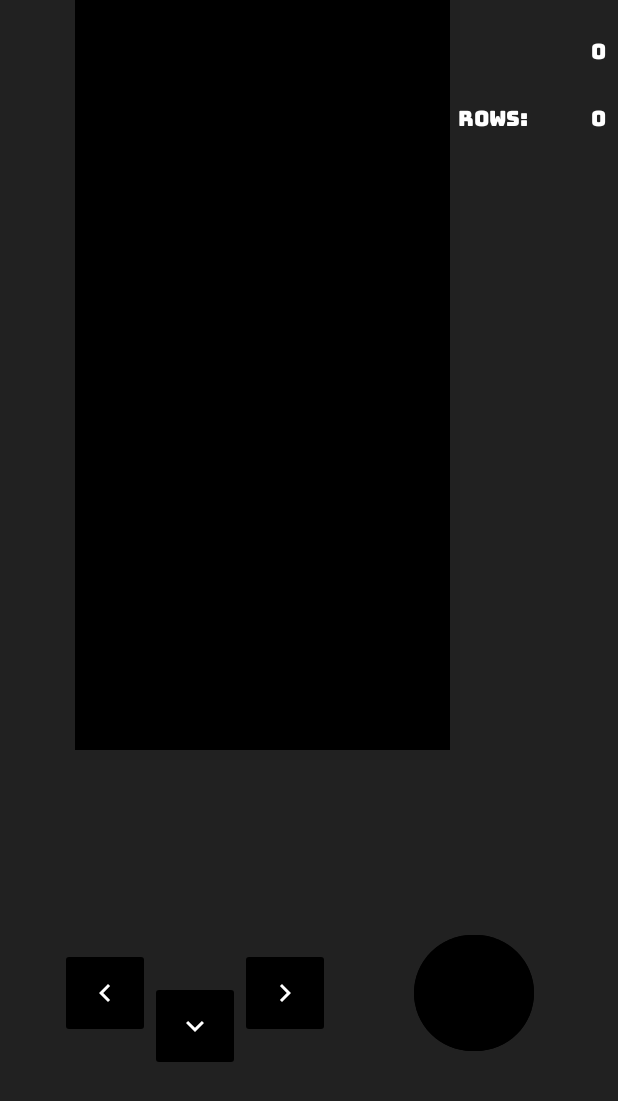
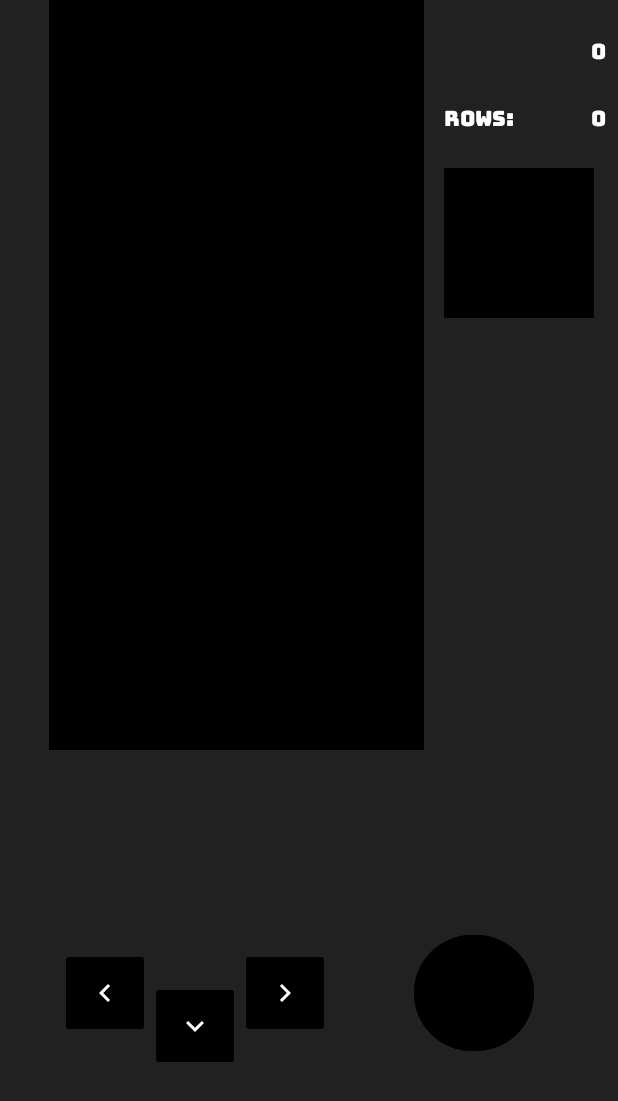
Before and after one commit to thebaldehit/OOP_tetris, an Android app: the layout activity_main.xml on its own in the app's theme, with its tools: preview values and no code run, on a phone screen of 412 x 824 dp. Shown: the top 1101 px of the screen. Run offline under Robolectric (Android 15) with nearby library versions, the phone set to English and light mode, and no system bars.

Commit message:
Added next figure view

```diff
--- a/tetris/app/src/main/java/com/example/tetris/MainActivity.kt
+++ b/tetris/app/src/main/java/com/example/tetris/MainActivity.kt
@@ -12,8 +12,11 @@ class MainActivity : AppCompatActivity() {
         bindingClass = ActivityMainBinding.inflate(layoutInflater)
         setContentView(bindingClass.root)
 
+        bindingClass.canvas.setStartRow(3)
+
         val game = Game()
         game.setInvalidateCanvas(bindingClass.canvas::invalidateCanvas)
+        game.setChangeNextFigure(bindingClass.nextFigureCanvas::invalidateCanvas)
         game.setStopGame(::stopGame)
         game.setChangeScore(::addScore)
         game.setChangeRows(::addRows)
--- a/tetris/app/src/main/java/com/example/tetris/MainCanvas.kt
+++ b/tetris/app/src/main/java/com/example/tetris/MainCanvas.kt
@@ -1,18 +1,17 @@
 package com.example.tetris
 
 import android.content.Context
-import android.content.res.Resources
 import android.graphics.Canvas
 import android.graphics.Color
 import android.graphics.Paint
 import android.util.AttributeSet
-import android.util.TypedValue
 import android.view.View
+import com.example.tetris.constance.Constance
 
 class MainCanvas(context: Context, attrs: AttributeSet) : View(context, attrs) {
-    private val grid = TypedValue.applyDimension(TypedValue.COMPLEX_UNIT_DIP, 25f, Resources.getSystem().displayMetrics)
     private var blocks: MutableList<MutableList<Block?>> = mutableListOf()
     private val paint = Paint()
+    private var startRow = 0
 
     override fun onDraw(canvas: Canvas) {
         super.onDraw(canvas)
@@ -22,22 +21,26 @@ class MainCanvas(context: Context, attrs: AttributeSet) : View(context, attrs) {
     private fun drawField(canvas: Canvas) {
         var currentX = 0f
         var currentY = 0f
-        for (row in 3 until blocks.size) {
+        for (row in startRow until blocks.size) {
             for (col in blocks[row]) {
                 if (col != null) {
                     paint.style = Paint.Style.FILL
                     paint.color = col.color
-                    canvas.drawRect(currentX, currentY, currentX + grid, currentY + grid, paint)
+                    canvas.drawRect(currentX, currentY, currentX + Constance.GRID, currentY + Constance.GRID, paint)
                     paint.style = Paint.Style.STROKE
                     paint.strokeWidth = 10f
                     paint.color = Color.BLACK
-                    canvas.drawRect(currentX, currentY, currentX + grid, currentY + grid, paint)
+                    canvas.drawRect(currentX, currentY, currentX + Constance.GRID, currentY + Constance.GRID, paint)
                 }
-                currentX += grid
+                currentX += Constance.GRID
             }
             currentX = 0f
-            currentY += grid
+            currentY += Constance.GRID
         }
+    }
+
+    fun setStartRow(row: Int) {
+        startRow = row
     }
 
     fun invalidateCanvas(list: MutableList<MutableList<Block?>>) {
--- a/tetris/app/src/main/java/com/example/tetris/constance/Constance.kt
+++ b/tetris/app/src/main/java/com/example/tetris/constance/Constance.kt
@@ -1,5 +1,7 @@
 package com.example.tetris.constance
 
+import android.content.res.Resources
+import android.util.TypedValue
 import com.example.tetris.figures.Lka
 import com.example.tetris.figures.Rlka
 import com.example.tetris.figures.Ska
@@ -28,4 +30,5 @@ object Constance {
     const val FIELD_COLS = 10
     const val RIGHT = 1
     const val LEFT = -1
+    val GRID = TypedValue.applyDimension(TypedValue.COMPLEX_UNIT_DIP, 25f, Resources.getSystem().displayMetrics)
 }
--- a/tetris/app/src/main/res/layout/activity_main.xml
+++ b/tetris/app/src/main/res/layout/activity_main.xml
@@ -13,8 +13,20 @@
         android:layout_height="500dp"
         android:background="#000"
         app:layout_constraintEnd_toEndOf="parent"
-        app:layout_constraintHorizontal_bias="0.308"
+        app:layout_constraintHorizontal_bias="0.2"
         app:layout_constraintStart_toStartOf="parent"
+        app:layout_constraintTop_toTopOf="parent" />
+
+
+    <com.example.tetris.MainCanvas
+        android:id="@+id/nextFigureCanvas"
+        android:layout_width="100dp"
+        android:layout_height="100dp"
+        android:layout_marginTop="112dp"
+        android:background="#000000"
+        app:layout_constraintEnd_toEndOf="parent"
+        app:layout_constraintHorizontal_bias="0.448"
+        app:layout_constraintStart_toEndOf="@+id/canvas"
         app:layout_constraintTop_toTopOf="parent" />
 
     <ImageButton
@@ -70,23 +82,6 @@
         app:layout_constraintTop_toBottomOf="@+id/canvas" />
 
     <TextView
-        android:id="@+id/gameOver"
-        android:layout_width="0dp"
-        android:layout_height="0dp"
-        android:background="#0B0B0B"
-        android:gravity="center|center_vertical"
-        android:text="Game Over"
-        android:textAlignment="center"
-        android:textColor="#FFFFFF"
-        android:textSize="34sp"
-        android:textStyle="bold"
-        android:visibility="gone"
-        app:layout_constraintBottom_toBottomOf="parent"
-        app:layout_constraintEnd_toEndOf="parent"
-        app:layout_constraintStart_toStartOf="parent"
-        app:layout_constraintTop_toTopOf="parent" />
-
-    <TextView
         android:id="@+id/score"
         android:layout_width="0dp"
         android:layout_height="wrap_content"
@@ -112,7 +107,7 @@
         android:text="rows:"
         android:textColor="#FFFFFF"
         app:layout_constraintEnd_toEndOf="parent"
-        app:layout_constraintHorizontal_bias="0.02"
+        app:layout_constraintHorizontal_bias="0.128"
         app:layout_constraintStart_toEndOf="@+id/canvas"
         app:layout_constraintTop_toBottomOf="@+id/score" />
 
@@ -131,4 +126,21 @@
         app:layout_constraintStart_toEndOf="@+id/textView2"
         app:layout_constraintTop_toBottomOf="@+id/score" />
 
+    <TextView
+        android:id="@+id/gameOver"
+        android:layout_width="0dp"
+        android:layout_height="0dp"
+        android:background="#0B0B0B"
+        android:gravity="center|center_vertical"
+        android:text="Game Over"
+        android:textAlignment="center"
+        android:textColor="#FFFFFF"
+        android:textSize="34sp"
+        android:textStyle="bold"
+        android:visibility="gone"
+        app:layout_constraintBottom_toBottomOf="parent"
+        app:layout_constraintEnd_toEndOf="parent"
+        app:layout_constraintStart_toStartOf="parent"
+        app:layout_constraintTop_toTopOf="parent" />
+
 </androidx.constraintlayout.widget.ConstraintLayout>
```
Also changed, not shown: tetris/app/src/main/java/com/example/tetris/Game.kt (+35 -4 lines).
